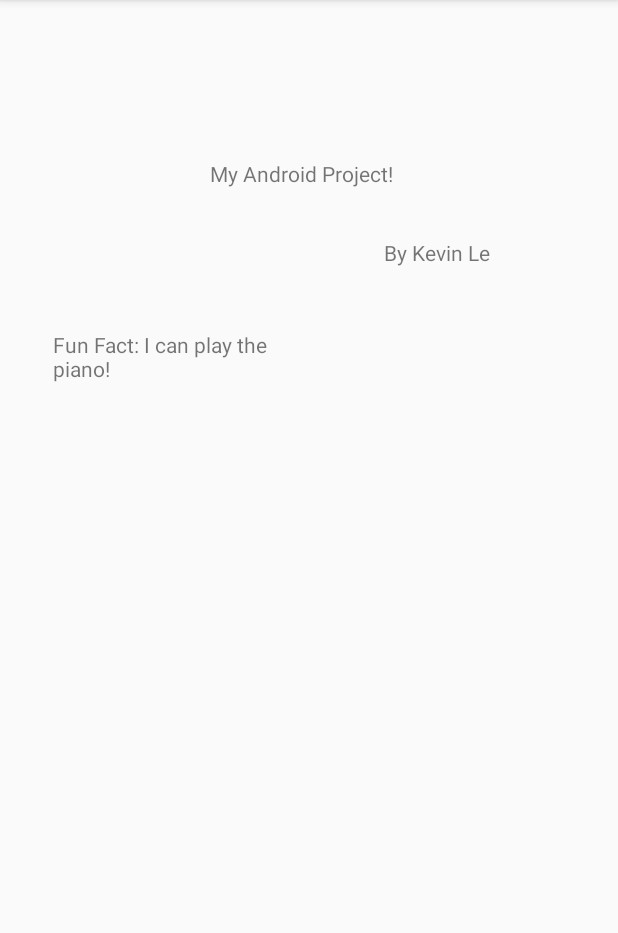
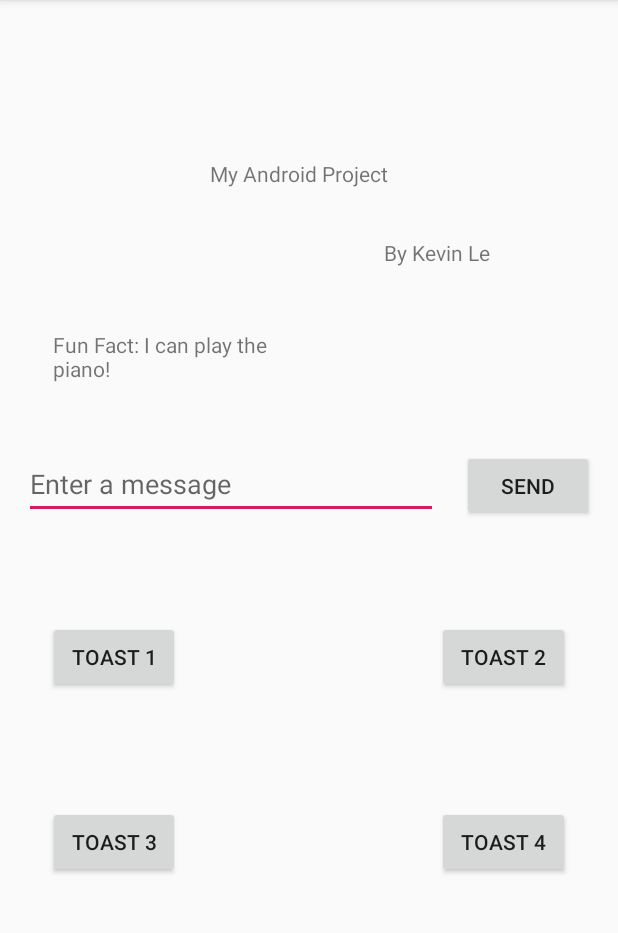
Before and after one commit to kevinles117/AD340, an Android app: the screen it shows after launch (MainActivity), on a phone screen of 412 x 824 dp, the part 84-1017 px from its top. Run offline under Robolectric (Android 15) with nearby library versions, the phone set to English and light mode, and no system bars.

Commit message:
HW 2 completed

```diff
--- a/app/src/main/java/com/kevin/ad340/MainActivity.java
+++ b/app/src/main/java/com/kevin/ad340/MainActivity.java
@@ -1,13 +1,67 @@
 package com.kevin.ad340;
 
 import androidx.appcompat.app.AppCompatActivity;
+
+import android.content.Context;
 import android.os.Bundle;
+import android.view.View;
+import android.widget.Button;
+import android.widget.Toast;
+
 
 public class MainActivity extends AppCompatActivity {
+
+    protected Button myButton;
+
+    String toast1 = "Toast 1 Worked!";
+    String toast2 = "Toast 2 Worked!";
+    String toast3 = "Toast 3 Worked!";
+    String toast4 = "Toast 4 Worked!";
 
     @Override
     protected void onCreate(Bundle savedInstanceState) {
         super.onCreate(savedInstanceState);
         setContentView(R.layout.activity_main);
+
+        myButton = (Button)findViewById(R.id.button1);
+        myButton.setOnClickListener(new View.OnClickListener() {
+            @Override
+            public void onClick(View v) {
+                Toast.makeText(getApplicationContext(), toast1, Toast.LENGTH_LONG).show();
+            }
+        });
+
+        myButton = (Button)findViewById(R.id.button2);
+        myButton.setOnClickListener(new View.OnClickListener() {
+            @Override
+            public void onClick(View v) {
+                Toast.makeText(getApplicationContext(), toast2, Toast.LENGTH_LONG).show();
+            }
+        });
+
+        myButton = (Button)findViewById(R.id.button3);
+        myButton.setOnClickListener(new View.OnClickListener() {
+            @Override
+            public void onClick(View v) {
+                Toast.makeText(getApplicationContext(), toast3, Toast.LENGTH_LONG).show();
+            }
+        });
+
+        myButton = (Button)findViewById(R.id.button4);
+        myButton.setOnClickListener(new View.OnClickListener() {
+            @Override
+            public void onClick(View v) {
+                Toast.makeText(getApplicationContext(), toast4, Toast.LENGTH_LONG).show();
+            }
+        });
+    }
+
+    public void buttonPressed(View view) {
+        Context context = getApplicationContext();
+        CharSequence text = "It worked!";
+        int duration = Toast.LENGTH_SHORT;
+
+        Toast toast = Toast.makeText(context, text, duration);
+        toast.show();
     }
 }
--- a/app/src/main/res/layout/activity_main.xml
+++ b/app/src/main/res/layout/activity_main.xml
@@ -11,7 +11,7 @@
         android:layout_width="132dp"
         android:layout_height="27dp"
         android:layout_marginTop="80dp"
-        android:text="My Android Project!"
+        android:text="@string/title"
         app:layout_constraintBottom_toTopOf="@+id/textView2"
         app:layout_constraintEnd_toEndOf="parent"
         app:layout_constraintHorizontal_bias="0.5"
@@ -23,7 +23,7 @@
         android:layout_width="156dp"
         android:layout_height="35dp"
         android:layout_marginStart="221dp"
-        android:text="By Kevin Le"
+        android:text="@string/author"
         app:layout_constraintBottom_toTopOf="@+id/textView3"
         app:layout_constraintEnd_toEndOf="parent"
         app:layout_constraintHorizontal_bias="1.0"
@@ -37,7 +37,76 @@
         android:layout_height="36dp"
         android:layout_marginStart="35dp"
         android:layout_marginBottom="512dp"
-        android:text="Fun Fact: I can play the piano!"
+        android:text="@string/fun_fact"
         app:layout_constraintBottom_toBottomOf="parent"
         app:layout_constraintStart_toStartOf="parent" />
+
+    <EditText
+        android:id="@+id/editText"
+        android:layout_width="0dp"
+        android:layout_height="46dp"
+        android:layout_marginStart="16dp"
+        android:layout_marginTop="300dp"
+        android:ems="10"
+        android:hint="@string/edit_message"
+        android:inputType="textPersonName"
+        app:layout_constraintEnd_toStartOf="@+id/button"
+        app:layout_constraintHorizontal_bias="0.5"
+        app:layout_constraintStart_toStartOf="parent"
+        app:layout_constraintTop_toTopOf="parent" />
+
+    <Button
+        android:id="@+id/button"
+        android:layout_width="wrap_content"
+        android:layout_height="47dp"
+        android:layout_marginStart="16dp"
+        android:layout_marginEnd="16dp"
+        android:text="@string/button_send"
+        app:layout_constraintBaseline_toBaselineOf="@+id/editText"
+        app:layout_constraintEnd_toEndOf="parent"
+        app:layout_constraintHorizontal_bias="0.5"
+        app:layout_constraintStart_toEndOf="@+id/editText" />
+
+    <Button
+        android:id="@+id/button1"
+        android:layout_width="0dp"
+        android:layout_height="wrap_content"
+        android:layout_marginStart="32dp"
+        android:layout_marginTop="68dp"
+        android:text="@string/toast1"
+        app:layout_constraintStart_toStartOf="parent"
+        app:layout_constraintTop_toBottomOf="@+id/editText" />
+
+    <Button
+        android:id="@+id/button4"
+        android:layout_width="0dp"
+        android:layout_height="wrap_content"
+        android:layout_marginStart="171dp"
+        android:layout_marginEnd="32dp"
+        android:text="@string/toast4"
+        app:layout_constraintBaseline_toBaselineOf="@+id/button3"
+        app:layout_constraintEnd_toEndOf="parent"
+        app:layout_constraintStart_toEndOf="@+id/button3" />
+
+    <Button
+        android:id="@+id/button2"
+        android:layout_width="0dp"
+        android:layout_height="wrap_content"
+        android:layout_marginStart="171dp"
+        android:layout_marginEnd="32dp"
+        android:text="@string/toast2"
+        app:layout_constraintBaseline_toBaselineOf="@+id/button1"
+        app:layout_constraintEnd_toEndOf="parent"
+        app:layout_constraintStart_toEndOf="@+id/button1" />
+
+    <Button
+        android:id="@+id/button3"
+        android:layout_width="0dp"
+        android:layout_height="wrap_content"
+        android:layout_marginStart="32dp"
+        android:layout_marginTop="75dp"
+        android:text="@string/toast3"
+        app:layout_constraintStart_toStartOf="parent"
+        app:layout_constraintTop_toBottomOf="@+id/button1" />
+
 </androidx.constraintlayout.widget.ConstraintLayout>
--- a/app/src/main/res/values/strings.xml
+++ b/app/src/main/res/values/strings.xml
@@ -2,4 +2,11 @@
     <string name="app_name">AD340</string>
     <string name="edit_message">Enter a message</string>
     <string name="button_send">Send</string>
+    <string name="title">My Android Project</string>
+    <string name="author">By Kevin Le</string>
+    <string name="fun_fact">Fun Fact: I can play the piano!</string>
+    <string name="toast1">Toast 1</string>
+    <string name="toast2">Toast 2</string>
+    <string name="toast3">Toast 3</string>
+    <string name="toast4">Toast 4</string>
 </resources>
```
